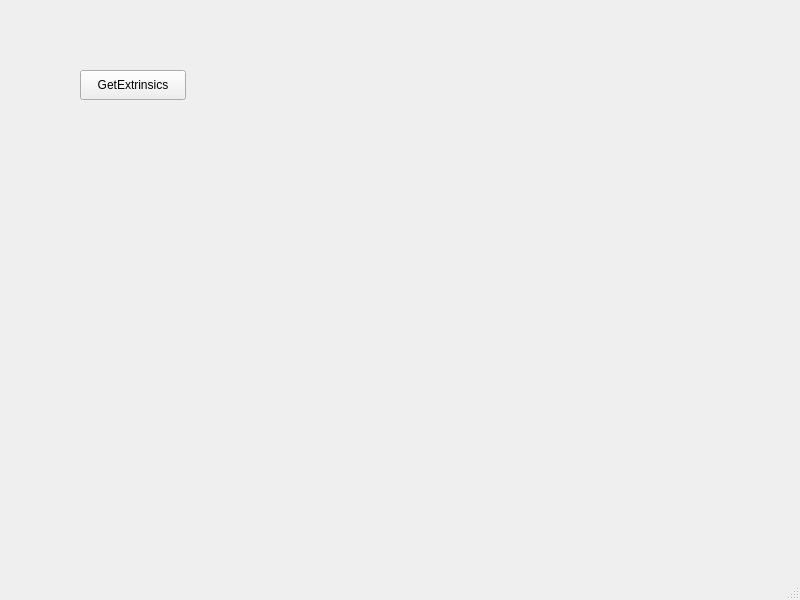
Qt form mainwindow.ui (Billccx/Somatosensory) before a commit.
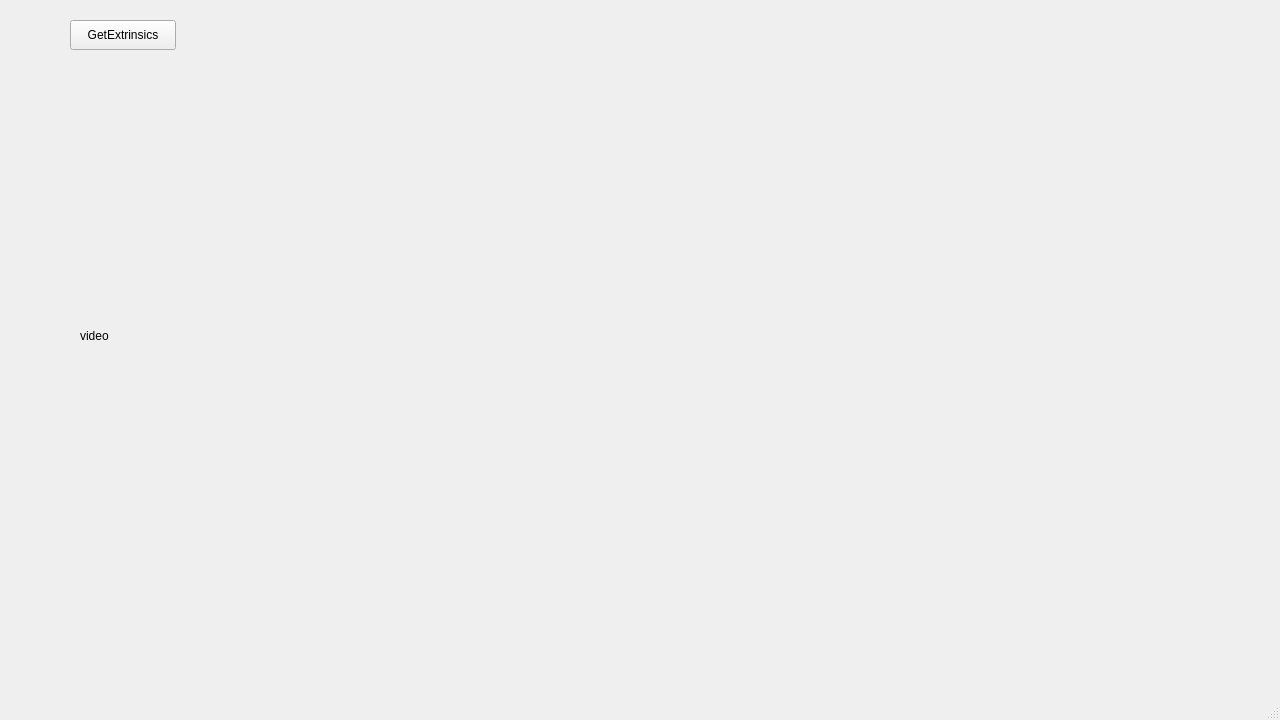
The same form after that commit.

```diff
--- a/mainwindow.ui
+++ b/mainwindow.ui
@@ -6,8 +6,8 @@
    <rect>
     <x>0</x>
     <y>0</y>
-    <width>800</width>
-    <height>600</height>
+    <width>1280</width>
+    <height>720</height>
    </rect>
   </property>
   <property name="windowTitle">
@@ -17,8 +17,8 @@
    <widget class="QPushButton" name="pushButton">
     <property name="geometry">
      <rect>
-      <x>80</x>
-      <y>70</y>
+      <x>70</x>
+      <y>20</y>
       <width>106</width>
       <height>30</height>
      </rect>
@@ -27,6 +27,19 @@
      <string>GetExtrinsics</string>
     </property>
    </widget>
+   <widget class="QLabel" name="label">
+    <property name="geometry">
+     <rect>
+      <x>80</x>
+      <y>90</y>
+      <width>1041</width>
+      <height>491</height>
+     </rect>
+    </property>
+    <property name="text">
+     <string>video</string>
+    </property>
+   </widget>
   </widget>
   <widget class="QMenuBar" name="menubar">
    <property name="geometry">
```
Left out of the diff: 2 changed lines with no effect on the pictures.
